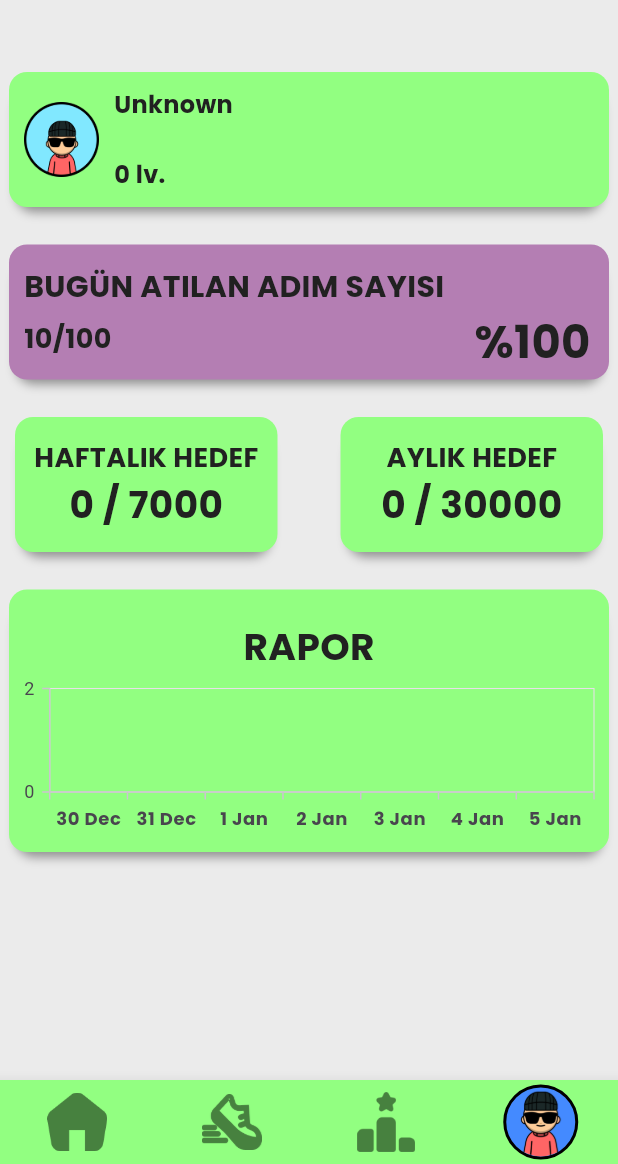
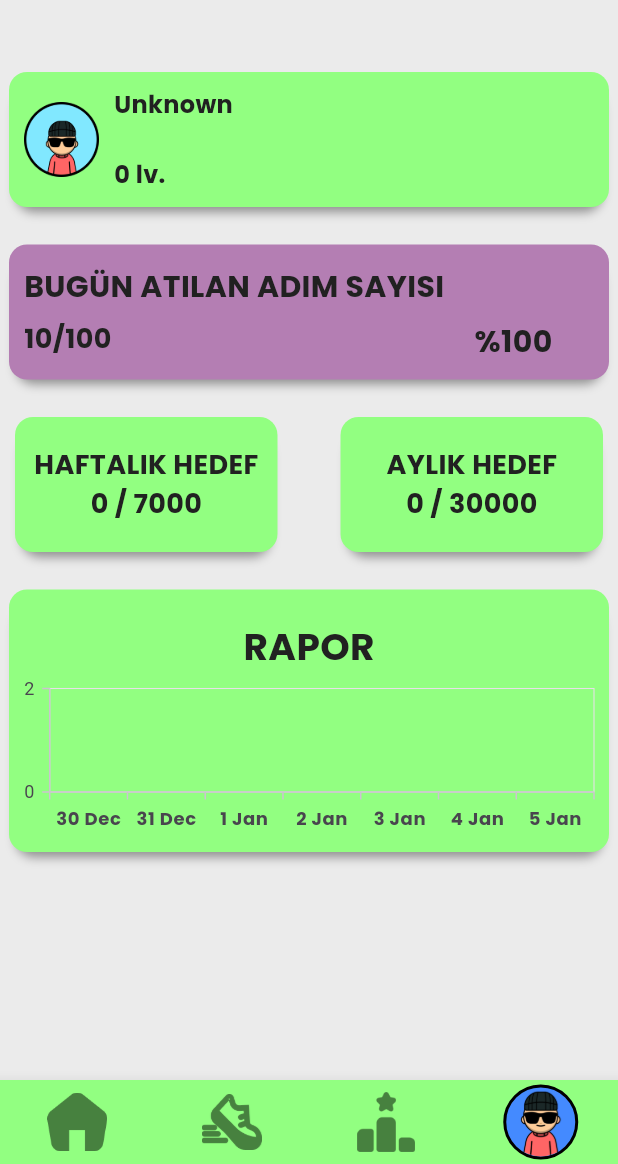
Before and after one commit to Fleqpe/Walkverse, a Flutter app: the Landing screen opened directly, on a phone screen of 412 x 824 dp, the part 72-1236 px from its top. Run offline on Flutter 3.47's test engine with Material 3 defaults, Android fonts, the light colour scheme and no system bars; our stand-ins replace cloud_firestore, firebase_auth, firebase_core, pedometer, syncfusion_flutter_charts; missing offline and left inert: flutter_background_service; accounts and stored records are empty.

Commit message:
LAST COMMIT

```diff
--- a/lib/anasayfa.dart
+++ b/lib/anasayfa.dart
@@ -116,7 +116,7 @@ class _AnasayfaState extends State<Anasayfa> {
                   ),
                   Padding(
                     padding: const EdgeInsets.only(left: 10, top: 40),
-                    child: createText("%100", 30),
+                    child: createText("%100", 20),
                   )
                 ],
               ),
@@ -141,7 +141,7 @@ class _AnasayfaState extends State<Anasayfa> {
                           mainAxisAlignment: MainAxisAlignment.center,
                           children: [
                             createText("HAFTALIK HEDEF", 18),
-                            createText("$weeklyCount / $weeklyGoal", 25)
+                            createText("$weeklyCount / $weeklyGoal", 18)
                           ],
                         ),
                       )),
@@ -157,7 +157,7 @@ class _AnasayfaState extends State<Anasayfa> {
                             mainAxisAlignment: MainAxisAlignment.center,
                             children: [
                               createText("AYLIK HEDEF", 18),
-                              createText("$monthlyCount / $monthlyGoal", 25)
+                              createText("$monthlyCount / $monthlyGoal", 18)
                             ],
                           ),
                         )))
```
